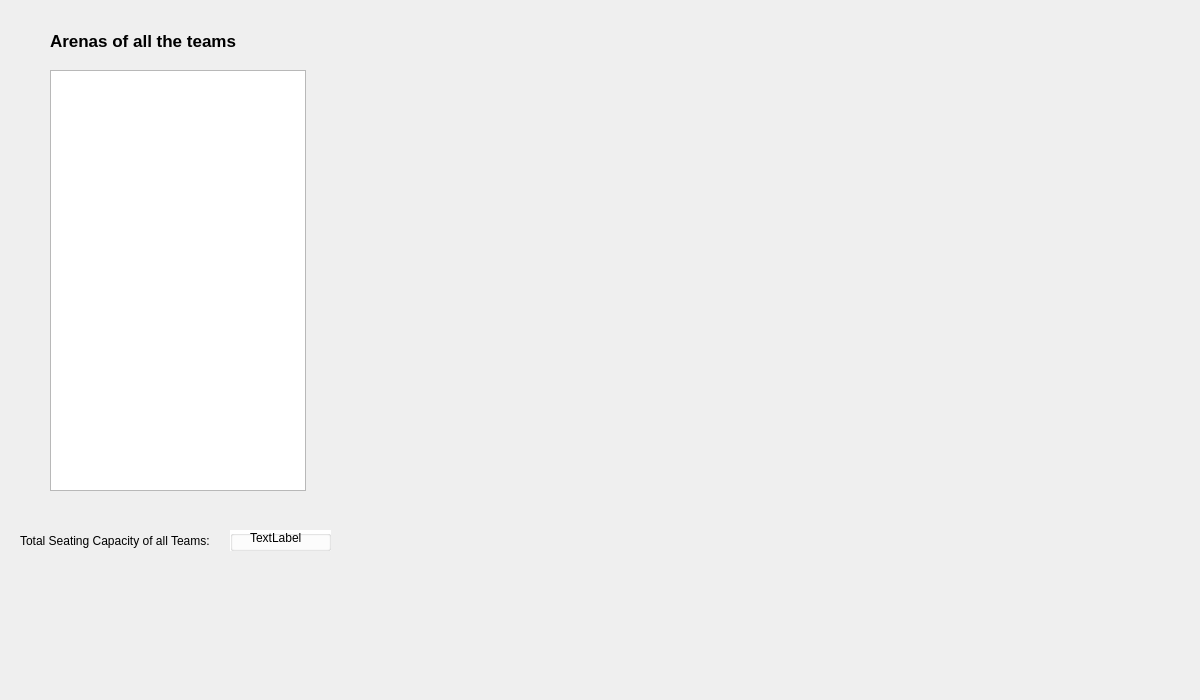
First picture: the form in CS1D-Basketball-master/Basketball/arenas.ui, repository moetaei/CS1D-Basketball, before the edit.
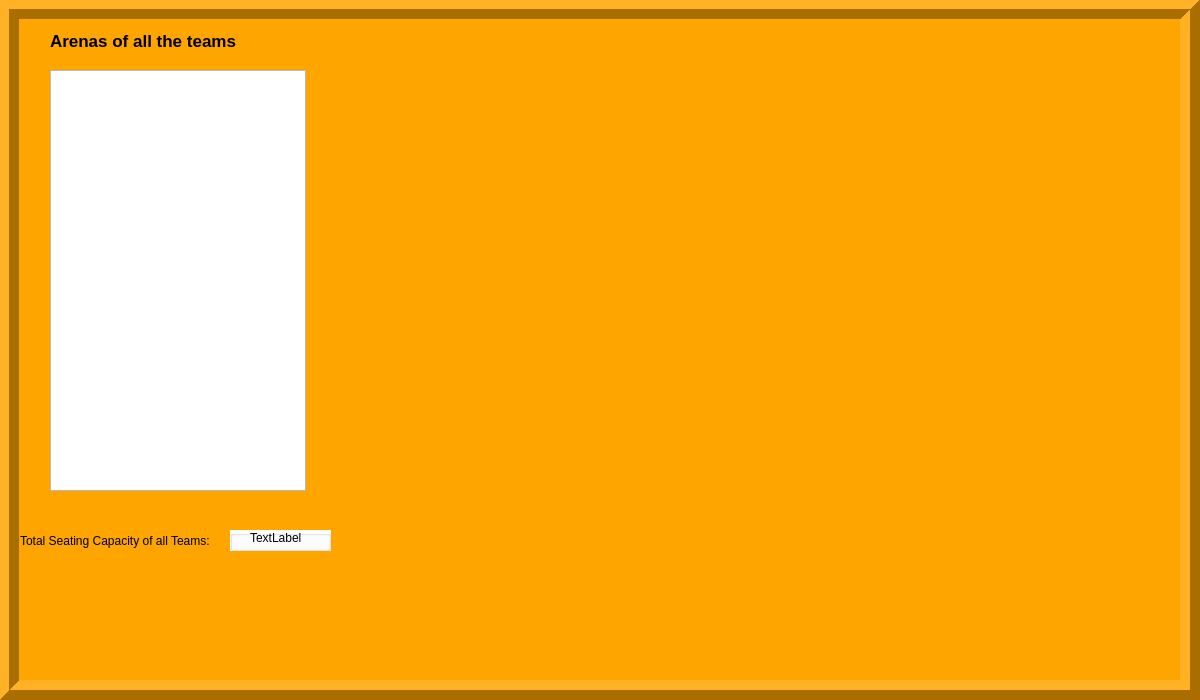
Second picture: the form after the edit.

Patch:
```diff
--- a/CS1D-Basketball-master/Basketball/arenas.ui
+++ b/CS1D-Basketball-master/Basketball/arenas.ui
@@ -105,6 +105,34 @@
     <string>Total Seating Capacity of all Teams:</string>
    </property>
   </widget>
+  <widget class="QFrame" name="frame">
+   <property name="geometry">
+    <rect>
+     <x>-1</x>
+     <y>-1</y>
+     <width>1201</width>
+     <height>701</height>
+    </rect>
+   </property>
+   <property name="styleSheet">
+    <string notr="true">background-color:orange;</string>
+   </property>
+   <property name="frameShape">
+    <enum>QFrame::Box</enum>
+   </property>
+   <property name="frameShadow">
+    <enum>QFrame::Raised</enum>
+   </property>
+   <property name="lineWidth">
+    <number>10</number>
+   </property>
+  </widget>
+  <zorder>frame</zorder>
+  <zorder>arenaTable</zorder>
+  <zorder>graphPic</zorder>
+  <zorder>label</zorder>
+  <zorder>groupBox</zorder>
+  <zorder>totalSeating</zorder>
  </widget>
  <resources/>
  <connections/>
```
